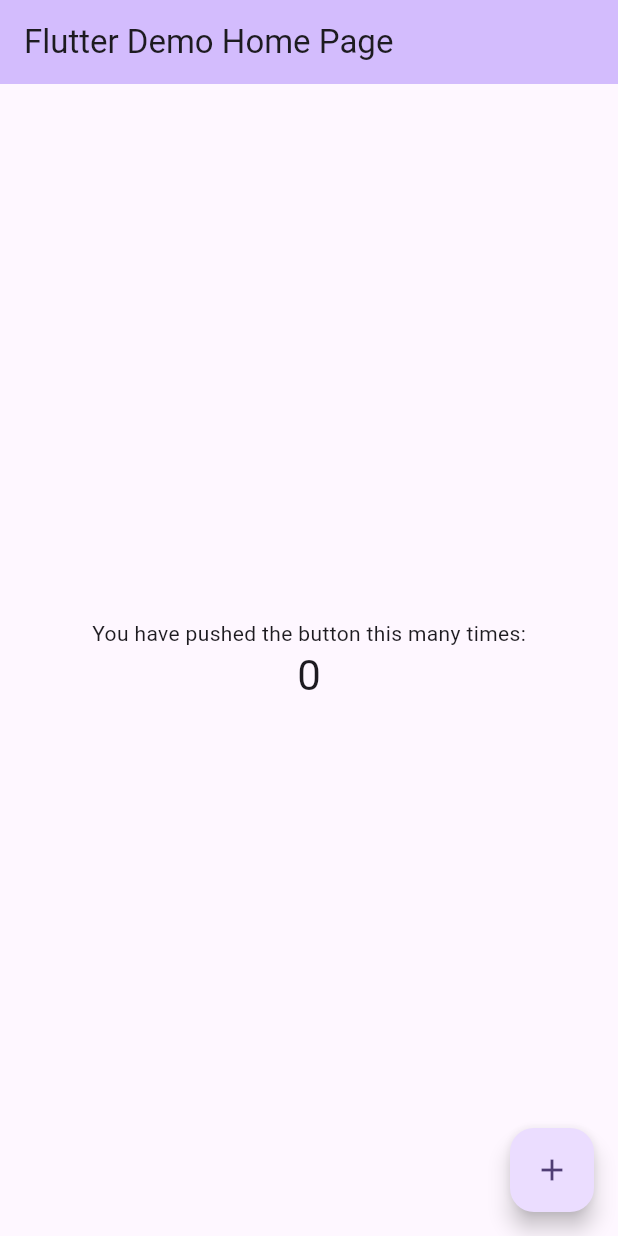
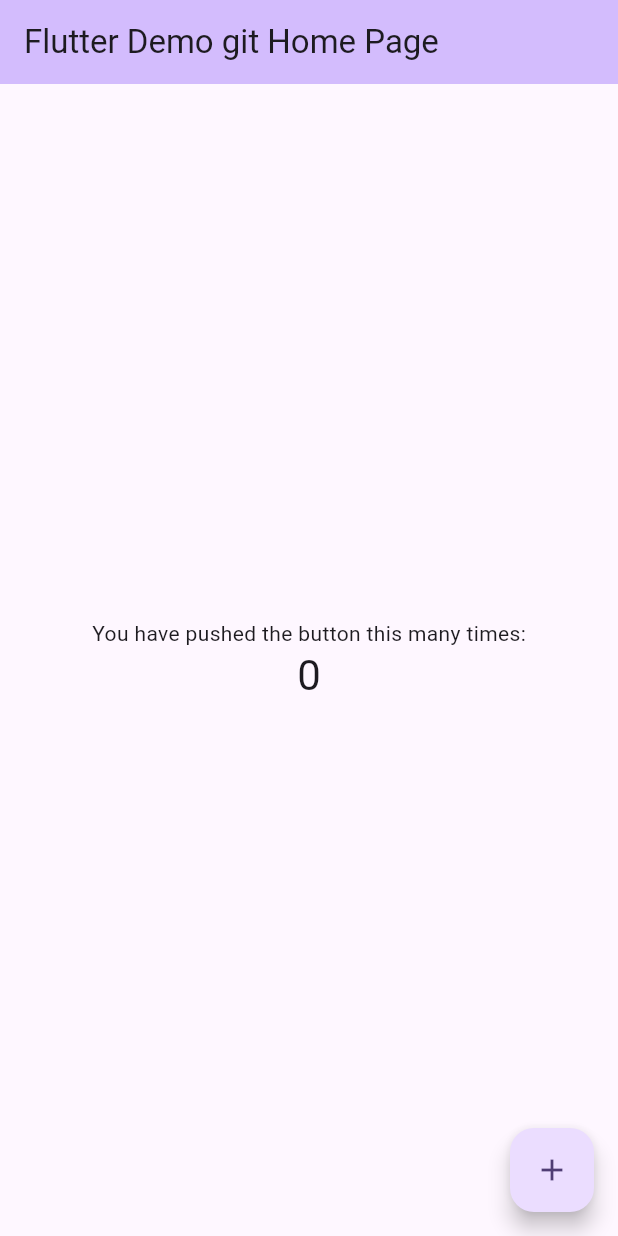
Before and after one commit to Ram54218/my_booking_app, a Flutter app: the screen it shows after launch, on a phone screen of 412 x 824 dp. Run offline on Flutter 3.47's test engine with Material 3 defaults, Android fonts, the phone set to English and light mode, and no system bars; our stand-ins replace dio, get_it.

Commit message:
first comm

```diff
--- a/lib/main.dart
+++ b/lib/main.dart
@@ -31,7 +31,7 @@ class MyApp extends StatelessWidget {
         colorScheme: ColorScheme.fromSeed(seedColor: Colors.deepPurple),
         useMaterial3: true,
       ),
-      home: const MyHomePage(title: 'Flutter Demo Home Page'),
+      home: const MyHomePage(title: 'Flutter Demo git Home Page'),
     );
   }
 }
```
